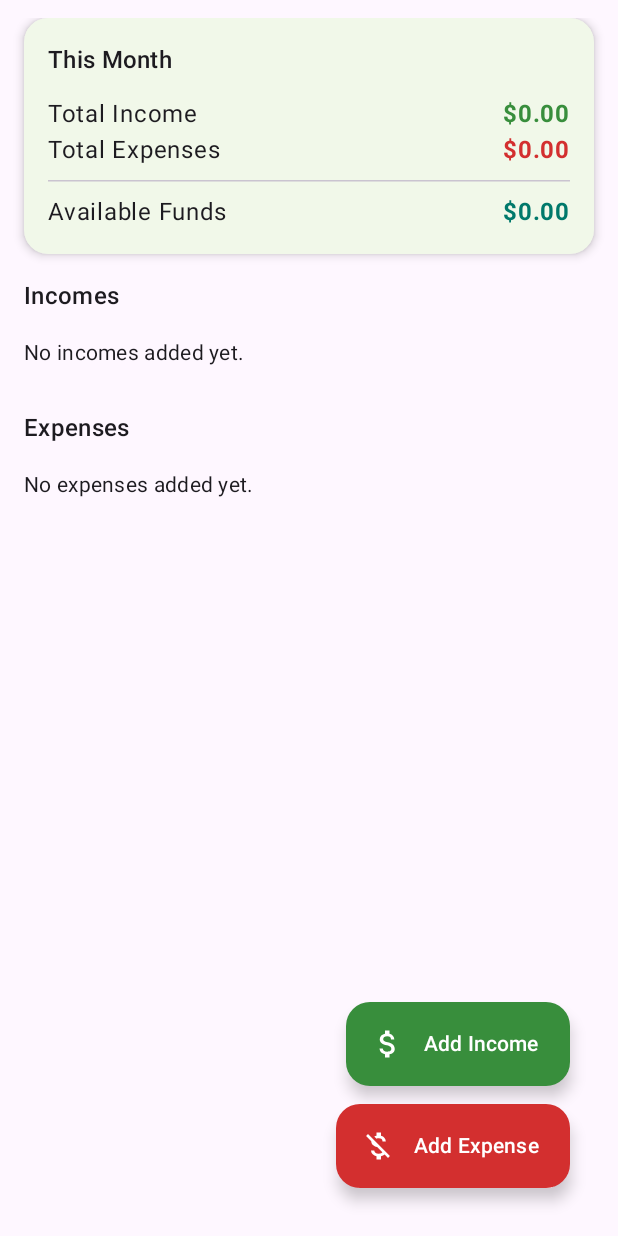
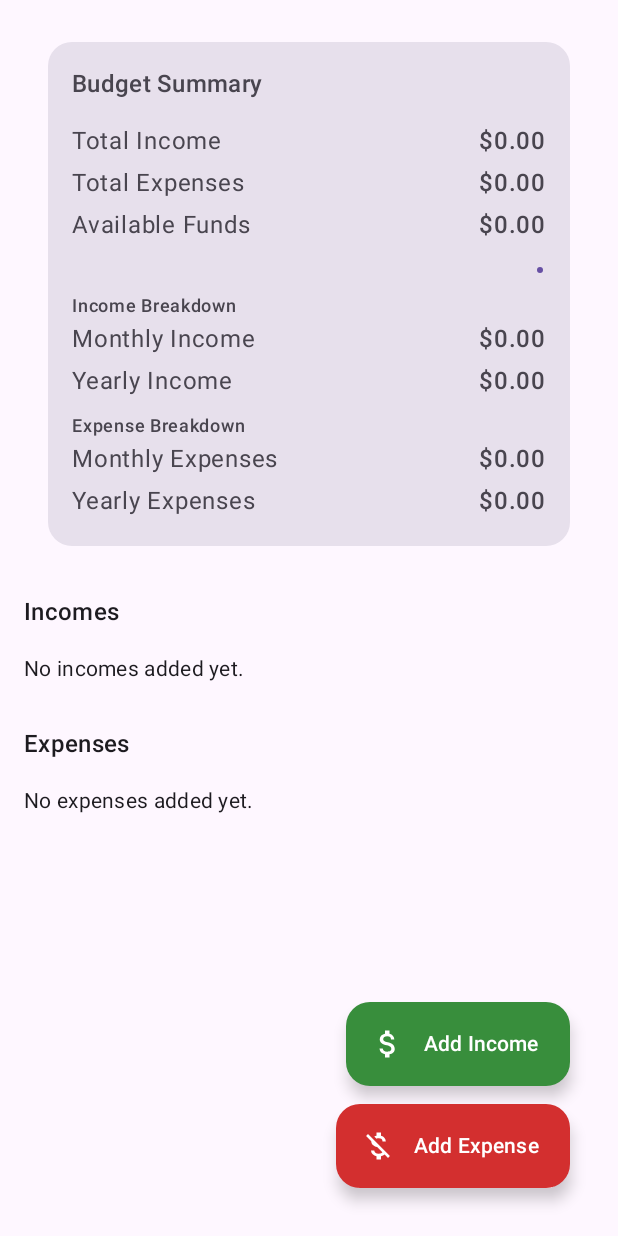
Before and after one commit to Klariskao/Android-Budgeting-app-, an Android app built with Jetpack Compose: the screen it shows after launch (MainActivity), on a phone screen of 412 x 824 dp. Run offline under Robolectric (Android 15) with nearby library versions, the phone set to English and light mode, and no system bars; our stand-ins replace Room's generated code.

Commit message:
💄 Update BudgetSummaryCard

```diff
--- a/app/src/main/java/com/example/mybudget/ui/screens/BudgetScreen.kt
+++ b/app/src/main/java/com/example/mybudget/ui/screens/BudgetScreen.kt
@@ -22,8 +22,8 @@ import androidx.compose.material3.Card
 import androidx.compose.material3.CardDefaults
 import androidx.compose.material3.ExperimentalMaterial3Api
 import androidx.compose.material3.ExtendedFloatingActionButton
-import androidx.compose.material3.HorizontalDivider
 import androidx.compose.material3.Icon
+import androidx.compose.material3.LinearProgressIndicator
 import androidx.compose.material3.ListItem
 import androidx.compose.material3.MaterialTheme
 import androidx.compose.material3.Scaffold
@@ -52,6 +52,8 @@ import androidx.navigation.compose.rememberNavController
 import com.example.mybudget.data.local.MockExpenseDao
 import com.example.mybudget.data.local.MockIncomeDao
 import com.example.mybudget.data.model.Budget
+import com.example.mybudget.data.model.ExpenseFrequency
+import com.example.mybudget.data.model.IncomeFrequency
 import com.example.mybudget.repository.BudgetRepositoryImpl
 import com.example.mybudget.ui.BudgetViewModel
 import com.example.mybudget.ui.dialogs.DeleteConfirmationDialog
@@ -149,7 +151,7 @@ fun BudgetScreen(
             verticalArrangement = Arrangement.spacedBy(16.dp)
         ) {
             item {
-                BudgetSummaryCard(budget, availableFunds)
+                BudgetSummaryCard(budget)
             }
 
             item {
@@ -223,45 +225,92 @@ fun BudgetScreen(
 }
 
 @Composable
-fun BudgetSummaryCard(budget: Budget, availableFunds: Double) {
+fun BudgetSummaryCard(
+    budget: Budget,
+    modifier: Modifier = Modifier
+) {
+    val monthlyIncome = budget.incomes
+        .filter { it.frequency == IncomeFrequency.MONTHLY }
+        .sumOf { it.amount }
+
+    val yearlyIncome = budget.incomes
+        .filter { it.frequency == IncomeFrequency.YEARLY }
+        .sumOf { it.amount }
+
+    val monthlyExpenses = budget.expenses
+        .filter { it.frequency == ExpenseFrequency.MONTHLY }
+        .sumOf { it.amount }
+
+    val yearlyExpenses = budget.expenses
+        .filter { it.frequency == ExpenseFrequency.YEARLY }
+        .sumOf { it.amount }
+
     val totalIncome = budget.incomes.sumOf { it.amount }
-    val totalExpense = budget.expenses.sumOf { it.amount }
+    val totalExpenses = budget.expenses.sumOf { it.amount }
+    val availableFunds = totalIncome - totalExpenses
 
     Card(
+        modifier = modifier
+            .fillMaxWidth()
+            .padding(16.dp),
         shape = RoundedCornerShape(16.dp),
-        colors = CardDefaults.cardColors(containerColor = Color(0xFFF1F8E9)),
-        elevation = CardDefaults.cardElevation(4.dp),
-        modifier = Modifier.fillMaxWidth()
+        colors = CardDefaults.cardColors(containerColor = MaterialTheme.colorScheme.surfaceVariant)
     ) {
         Column(modifier = Modifier.padding(16.dp)) {
-            Text("This Month", style = MaterialTheme.typography.titleMedium)
+            Text("Budget Summary", style = MaterialTheme.typography.titleMedium)
+
             Spacer(Modifier.height(12.dp))
-            SummaryRow("Total Income", totalIncome, Color(0xFF388E3C))
-            SummaryRow("Total Expenses", totalExpense, Color(0xFFD32F2F))
-            HorizontalDivider(Modifier.padding(vertical = 8.dp))
-            SummaryRow(
-                "Available Funds",
-                availableFunds,
-                if (availableFunds >= 0) Color(0xFF00796B) else Color.Red
+
+            SummaryRow("Total Income", totalIncome)
+            SummaryRow("Total Expenses", totalExpenses)
+            SummaryRow("Available Funds", availableFunds)
+
+            Spacer(Modifier.height(12.dp))
+
+            LinearProgressIndicator(
+                progress = { (totalExpenses / totalIncome).toFloat().coerceIn(0f, 1f) },
+                modifier = Modifier
+                    .fillMaxWidth()
+                    .height(8.dp)
+                    .clip(RoundedCornerShape(8.dp)),
             )
+
+            Spacer(Modifier.height(12.dp))
+
+            Text(
+                "Income Breakdown",
+                style = MaterialTheme.typography.labelMedium,
+                fontWeight = FontWeight.SemiBold
+            )
+            SummaryRow("Monthly Income", monthlyIncome)
+            SummaryRow("Yearly Income", yearlyIncome)
+
+            Spacer(Modifier.height(8.dp))
+
+            Text(
+                "Expense Breakdown",
+                style = MaterialTheme.typography.labelMedium,
+                fontWeight = FontWeight.SemiBold
+            )
+            SummaryRow("Monthly Expenses", monthlyExpenses)
+            SummaryRow("Yearly Expenses", yearlyExpenses)
         }
     }
 }
 
 @Composable
-fun SummaryRow(label: String, amount: Double, color: Color) {
+fun SummaryRow(label: String, amount: Double) {
     Row(
-        modifier = Modifier.fillMaxWidth(),
+        modifier = Modifier
+            .fillMaxWidth()
+            .padding(vertical = 2.dp),
         horizontalArrangement = Arrangement.SpaceBetween
     ) {
-        Text(label, style = MaterialTheme.typography.bodyLarge)
-        Text(
-            "$%.2f".format(amount),
-            style = MaterialTheme.typography.bodyLarge.copy(fontWeight = FontWeight.Bold),
-            color = color
-        )
+        Text(label)
+        Text("$%.2f".format(amount), fontWeight = FontWeight.Medium)
     }
 }
+
 
 @OptIn(ExperimentalMaterial3Api::class)
 @Composable
```
